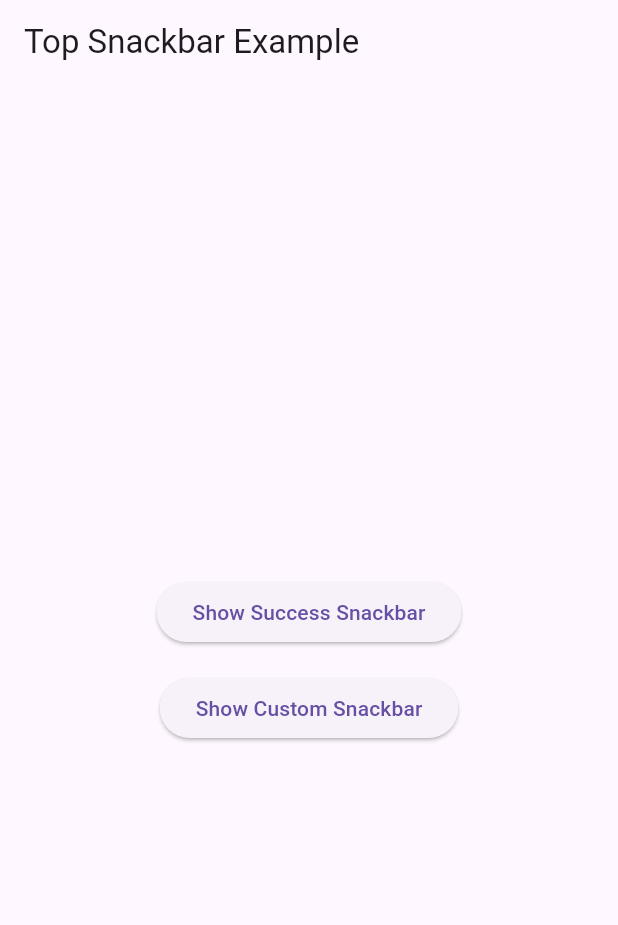
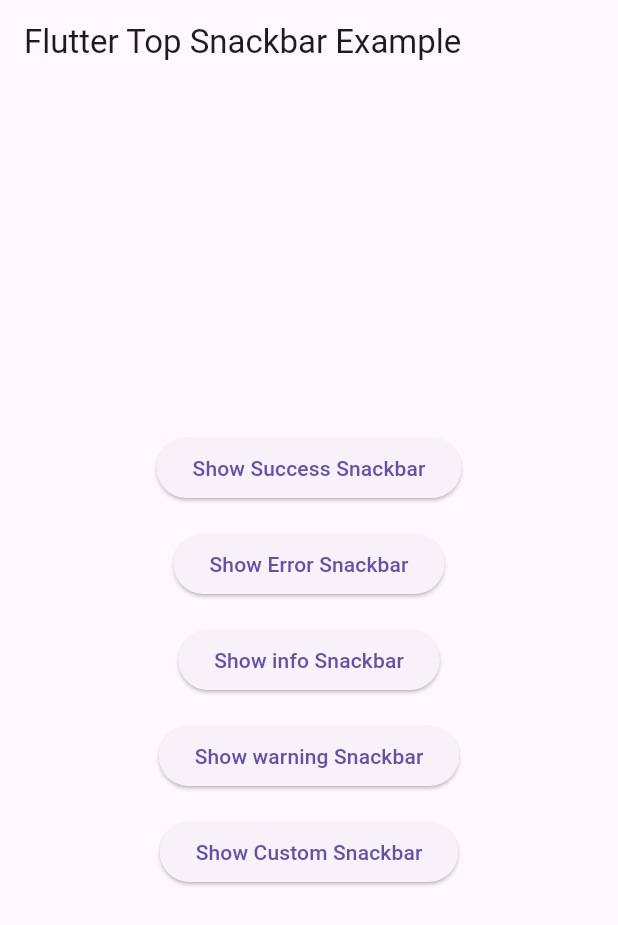
Before and after one commit to AbishekAB21/flutter_top_snackbar, a Flutter app: the screen it shows after launch, on a phone screen of 412 x 824 dp. Shown: the top 925 px of the screen. Run offline on Flutter 3.47's test engine with Material 3 defaults, Android fonts, the phone set to English and light mode, and no system bars.

Commit message:
added more examples

```diff
--- a/example/lib/main.dart
+++ b/example/lib/main.dart
@@ -11,9 +11,10 @@ class SnackbarExampleApp extends StatelessWidget {
   @override
   Widget build(BuildContext context) {
     return MaterialApp(
-      title: 'Top Snackbar Example',
+      title: 'Flutter Top Snackbar Example',
+      debugShowCheckedModeBanner: false,
       home: Scaffold(
-        appBar: AppBar(title: const Text('Top Snackbar Example')),
+        appBar: AppBar(title: const Text('Flutter Top Snackbar Example')),
         body: const SnackbarDemo(),
       ),
     );
@@ -29,6 +30,7 @@ class SnackbarDemo extends StatelessWidget {
       child: Column(
         mainAxisAlignment: MainAxisAlignment.center,
         children: [
+          // Success
           ElevatedButton(
             onPressed: () {
               FlutterTopSnackbar.success(context, 'Operation Successful!');
@@ -36,6 +38,38 @@ class SnackbarDemo extends StatelessWidget {
             child: const Text('Show Success Snackbar'),
           ),
           const SizedBox(height: 16),
+
+          // Error
+          ElevatedButton(
+            onPressed: () {
+              FlutterTopSnackbar.error(context, 'Operation Failed!');
+            },
+            child: const Text('Show Error Snackbar'),
+          ),
+          const SizedBox(height: 16),
+
+          // Info
+          ElevatedButton(
+            onPressed: () {
+              FlutterTopSnackbar.info(
+                context,
+                'This is a snackbar from the top!',
+              );
+            },
+            child: const Text('Show info Snackbar'),
+          ),
+          const SizedBox(height: 16),
+
+          // Warning
+          ElevatedButton(
+            onPressed: () {
+              FlutterTopSnackbar.warning(context, 'Warning!');
+            },
+            child: const Text('Show warning Snackbar'),
+          ),
+          const SizedBox(height: 16),
+
+          // Custom
           ElevatedButton(
             onPressed: () {
               FlutterTopSnackbar.show(
```
